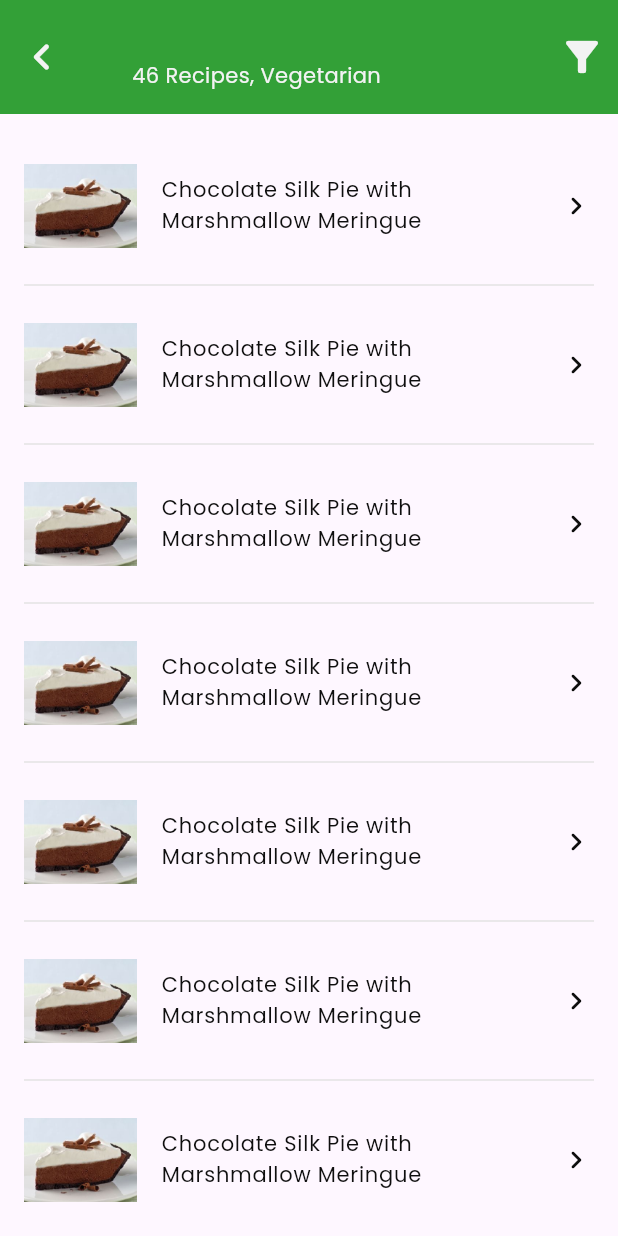
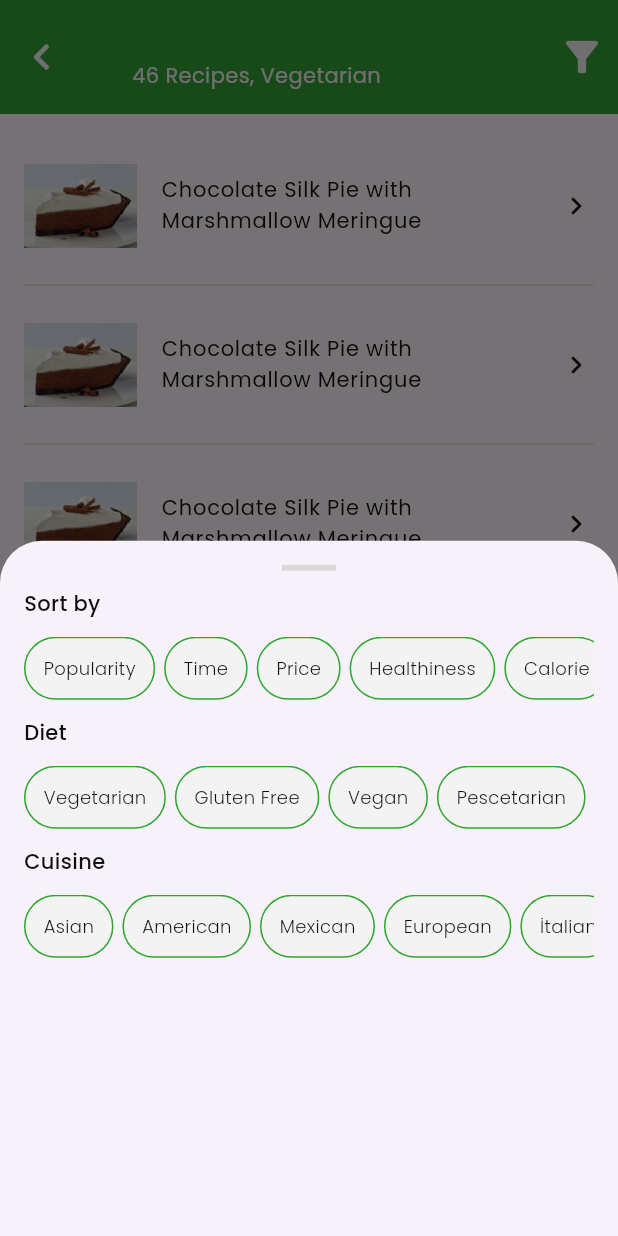
Before and after one commit to AkinBozburun/Food-App-Flutter, a Flutter app: the SearchPage screen opened directly with empty values, after a tap on the "filter alt" icon, on a phone screen of 412 x 824 dp. Run offline on Flutter 3.47's test engine with Material 2 defaults, Android fonts, the phone set to English and light mode, and no system bars; our stand-ins replace google_fonts.

Commit message:
Working on BottomSheet for filtering recipes. Must do dynamic width in gridview list.

```diff
--- a/lib/utils/categorie_datas.dart
+++ /dev/null
@@ -1,33 +0,0 @@
-List categories =
-[
-  {
-    "icon" : "images/breakfast.png",
-    "text" : "Breakfasts",
-    "api" : "type=breakfast",
-  },
-  {
-    "icon" : "images/main.png",
-    "text" : "Main Courses",
-    "api" : "type=main course",
-  },
-  {
-    "icon" : "images/soup.png",
-    "text" : "Soups",
-    "api" : "type=soup",
-  },
-  {
-    "icon" : "images/dessert.png",
-    "text" : "Desserts",
-    "api" : "type=dessert",
-  },
-  {
-    "icon" : "images/appetizer.png",
-    "text" : "Appetizers",
-    "api" : "type=appetizer",
-  },
-  {
-    "icon" : "images/salad.png",
-    "text" : "Salads",
-    "api" : "type=salad",
-  },
-];
--- /dev/null
+++ b/lib/utils/local_datas.dart
@@ -0,0 +1,105 @@
+List categories =
+[
+  {
+    "icon" : "images/breakfast.png",
+    "text" : "Breakfasts",
+    "api" : "type=breakfast",
+  },
+  {
+    "icon" : "images/main.png",
+    "text" : "Main Courses",
+    "api" : "type=main course",
+  },
+  {
+    "icon" : "images/soup.png",
+    "text" : "Soups",
+    "api" : "type=soup",
+  },
+  {
+    "icon" : "images/dessert.png",
+    "text" : "Desserts",
+    "api" : "type=dessert",
+  },
+  {
+    "icon" : "images/appetizer.png",
+    "text" : "Appetizers",
+    "api" : "type=appetizer",
+  },
+  {
+    "icon" : "images/salad.png",
+    "text" : "Salads",
+    "api" : "type=salad",
+  },
+];
+
+List sortList =
+[
+  {
+    "text" : "Popularity",
+  },
+  {
+    "text" : "Time",
+  },
+  {
+    "text" : "Price",
+  },
+  {
+    "text" : "Healthiness",
+  },
+  {
+    "text" : "Calorie",
+  },
+  {
+    "text" : "Protein",
+  },
+  {
+    "text" : "Carbohydrates",
+  },
+];
+
+List dietList =
+[
+  {
+    "text" : "Vegetarian",
+  },
+  {
+    "text" : "Gluten Free",
+  },
+  {
+    "text" : "Vegan",
+  },
+  {
+    "text" : "Pescetarian",
+  },
+  {
+    "text" : "Ketogenic",
+  },
+  {
+    "text" : "Paleo",
+  },
+];
+
+List cuisinesList =
+[
+  {
+    "text" : "Asian",
+  },
+  {
+    "text" : "American",
+  },
+  {
+    "text" : "Mexican",
+  },
+  {
+    "text" : "European",
+  },
+  {
+    "text" : "İtalian",
+  },
+  {
+    "text" : "Nordic",
+  },
+  {
+    "text" : "Mediterranean",
+  },
+];
--- /dev/null
+++ b/lib/view/filter_bottomsheet.dart
@@ -0,0 +1,73 @@
+import 'package:flutter/material.dart';
+import 'package:my_food_app/utils/local_datas.dart';
+import 'package:my_food_app/utils/styles.dart';
+
+class FilterBottomSheet extends StatelessWidget
+{
+  const FilterBottomSheet({super.key});
+
+  @override
+  Widget build(BuildContext context) => IconButton
+  (
+    onPressed: ()=> _bottomSheet(context),
+    icon: Icon(Icons.filter_alt, size: 32, color: Styles.whiteColor)
+  );
+}
+
+_bottomSheet(context)
+{
+  showModalBottomSheet
+  (
+    context: context,
+    builder: (context) => Container
+    (
+      margin: const EdgeInsets.all(16),
+      child: Column
+      (
+        children:
+        [
+          Container(height: 4,width: 36,color: Styles.darkGreyColor),
+          const SizedBox(height: 12),
+          _gridview("Sort by",sortList),
+          const SizedBox(height: 12),
+          _gridview("Diet",dietList),
+          const SizedBox(height: 12),
+          _gridview("Cuisine",cuisinesList),
+        ],
+      ),
+    ),
+  );
+}
+
+_gridview(String title, List gridList)
+{
+  return Column
+  (
+    crossAxisAlignment: CrossAxisAlignment.start,
+    children:
+    [
+      Text(title,style: Styles().bottomSheetTitleBlack),
+      const SizedBox(height: 12),
+      SizedBox
+      (
+        height: 42,
+        child: ListView.separated
+        (
+          scrollDirection: Axis.horizontal,
+          itemCount: gridList.length,
+          itemBuilder: (context, index) => Container
+          (
+            padding: const EdgeInsets.symmetric(horizontal: 12),
+            decoration: BoxDecoration
+            (
+              border: Border.all(color: Styles.greenColor), color: Styles.whiteColor,
+              borderRadius: BorderRadius.circular(24),
+            ),
+            child: Center(child: Text(gridList[index]["text"],style: Styles().bottomSheetSpeciesText)),
+          ),
+          separatorBuilder: (context, index) => const SizedBox(width: 6),
+        ),
+      ),
+    ]
+  );
+}
--- a/lib/view/main_page.dart
+++ b/lib/view/main_page.dart
@@ -1,5 +1,5 @@
 import 'package:flutter/material.dart';
-import 'package:my_food_app/utils/categorie_datas.dart';
+import 'package:my_food_app/utils/local_datas.dart';
 import 'package:my_food_app/utils/measures.dart';
 import 'package:my_food_app/utils/styles.dart';
 import 'package:my_food_app/view/search_page.dart';
--- a/lib/view/search_page.dart
+++ b/lib/view/search_page.dart
@@ -1,5 +1,6 @@
 import 'package:flutter/material.dart';
 import 'package:my_food_app/utils/styles.dart';
+import 'package:my_food_app/view/filter_bottomsheet.dart';
 
 class SearchPage extends StatelessWidget
 {
@@ -24,8 +25,7 @@ class SearchPage extends StatelessWidget
           title: Text(foodName,style: Styles().titleWhite),
           subtitle: Text("46 Recipes, Vegetarian",style: Styles().foodListSubTitle),
         ),
-        actions: [IconButton(onPressed: (){},
-        icon: Icon(Icons.filter_alt, size: 32, color: Styles.whiteColor))],
+        actions: const [FilterBottomSheet()],
       ),
       body: _foodList()
     );
```
